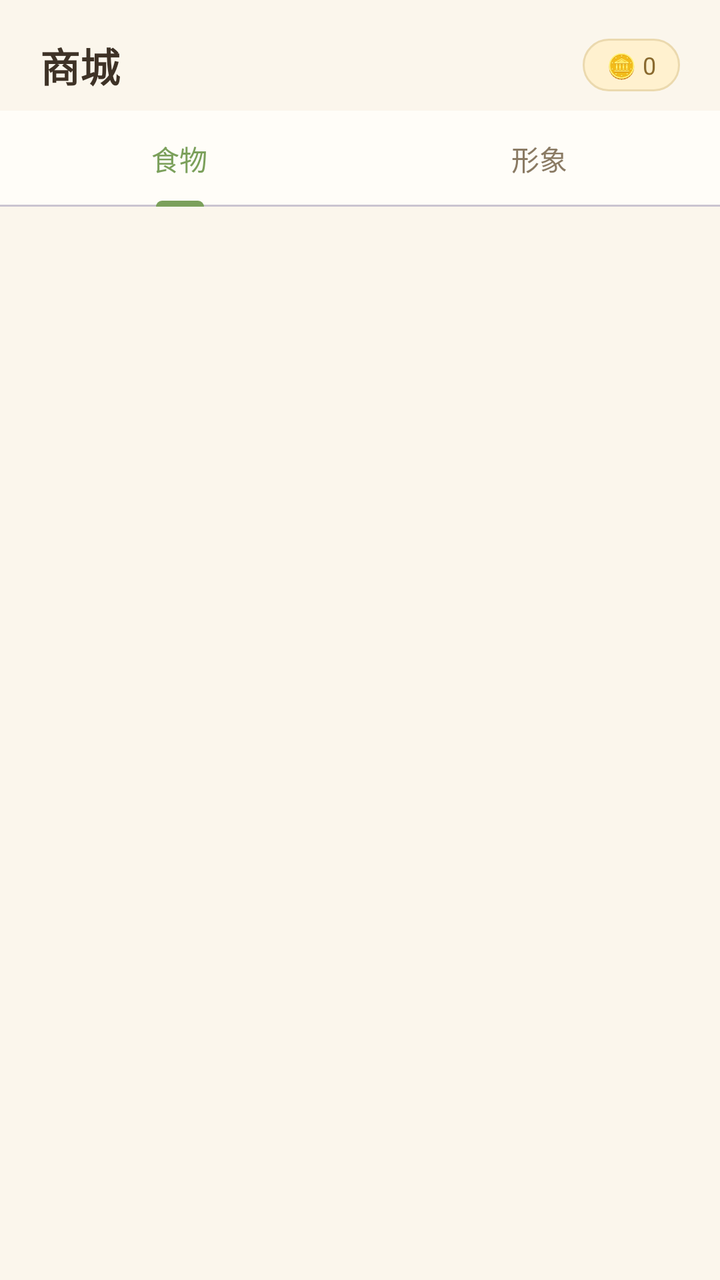
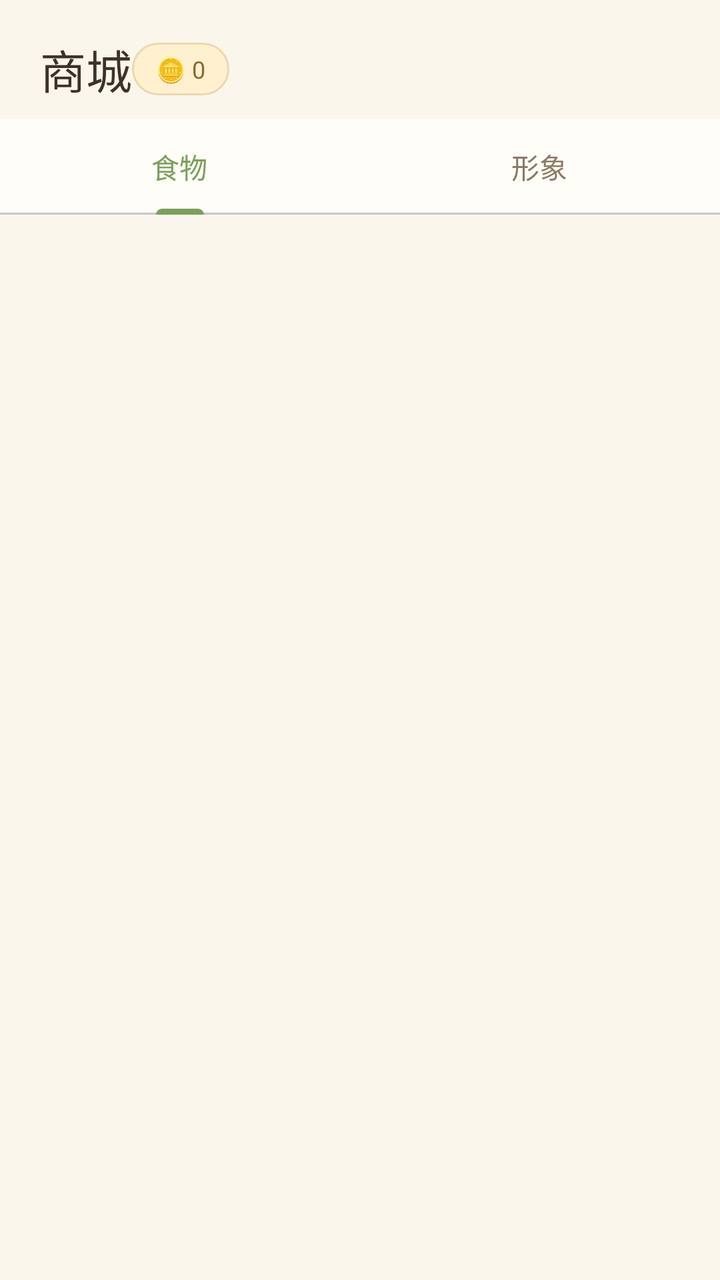

Two renders of the same Android screen: before a commit and after it. Below are the layout's source before the change and the commit's diff.
<!-- AndroidManifest.xml: application theme Theme.Aienglish -->
<!-- res/layout/activity_shop.xml -->
<?xml version="1.0" encoding="utf-8"?>
<LinearLayout xmlns:android="http://schemas.android.com/apk/res/android"
    xmlns:app="http://schemas.android.com/apk/res-auto"
    android:layout_width="match_parent"
    android:layout_height="match_parent"
    android:background="@color/cozy_bg"
    android:orientation="vertical">

    <LinearLayout
        android:layout_width="match_parent"
        android:layout_height="wrap_content"
        android:gravity="center_vertical"
        android:orientation="horizontal"
        android:paddingHorizontal="20dp"
        android:paddingTop="18dp">

        <TextView
            android:layout_width="0dp"
            android:layout_height="wrap_content"
            android:layout_weight="1"
            android:text="商城"
            android:textColor="@color/cozy_text"
            android:textSize="20sp"
            android:textStyle="bold" />

        <TextView
            android:id="@+id/tvCoin"
            android:layout_width="wrap_content"
            android:layout_height="wrap_content"
            android:background="@drawable/bg_coin"
            android:paddingHorizontal="12dp"
            android:paddingVertical="5dp"
            android:text="🪙 0"
            android:textColor="@color/coin_text"
            android:textSize="12sp" />
    </LinearLayout>

    <com.google.android.material.tabs.TabLayout
        android:id="@+id/tabs"
        android:layout_width="match_parent"
        android:layout_height="wrap_content"
        android:layout_marginTop="8dp"
        app:tabIndicatorColor="@color/cozy_green"
        app:tabSelectedTextColor="@color/cozy_green"
        app:tabTextColor="@color/cozy_text_sub">

        <com.google.android.material.tabs.TabItem
            android:layout_width="wrap_content"
            android:layout_height="wrap_content"
            android:text="食物" />

        <com.google.android.material.tabs.TabItem
            android:layout_width="wrap_content"
            android:layout_height="wrap_content"
            android:text="形象" />
    </com.google.android.material.tabs.TabLayout>

    <androidx.recyclerview.widget.RecyclerView
        android:id="@+id/rvFoods"
        android:layout_width="match_parent"
        android:layout_height="0dp"
        android:layout_weight="1"
        android:clipToPadding="false"
        android:padding="16dp" />

    <androidx.recyclerview.widget.RecyclerView
        android:id="@+id/rvCharacters"
        android:layout_width="match_parent"
        android:layout_height="0dp"
        android:layout_weight="1"
        android:clipToPadding="false"
        android:padding="12dp"
        android:visibility="gone" />
</LinearLayout>
<!-- resources referenced by this layout -->
<resources>
  <color name="coin_text">#FF8A6A2F</color>
  <color name="cozy_bg">#FFFBF6EC</color>
  <color name="cozy_green">#FF7BA05B</color>
  <color name="cozy_text">#FF3E3226</color>
  <color name="cozy_text_sub">#FF8A7A63</color>
  <!-- drawable bg_coin (drawable) -->
  <?xml version="1.0" encoding="utf-8"?>
  <shape xmlns:android="http://schemas.android.com/apk/res/android" android:shape="rectangle">
      <solid android:color="@color/coin_bg" />
      <stroke android:width="1dp" android:color="#FFEBD9AE" />
      <corners android:radius="999dp" />
  </shape>
  <style name="Theme.Aienglish" parent="Base.Theme.Aienglish" />
  <color name="coin_bg">#FFFFF1CF</color>
  <color name="white">#FFFFFFFF</color>
  <color name="cozy_green_light">#FFEAF3DF</color>
  <color name="cozy_clay">#FFE8A87C</color>
  <color name="cozy_card">#FFFFFDF8</color>
  <color name="cozy_line">#FFE8DFC9</color>
  <color name="danger">#FFC0563F</color>
  <style name="Widget.Cozy.Button" parent="Widget.Material3.Button">
          <item name="cornerRadius">14dp</item>
          <item name="android:textSize">15sp</item>
          <item name="android:letterSpacing">0</item>
      </style>
  <style name="Widget.Cozy.Card" parent="Widget.Material3.CardView.Elevated">
          <item name="cardCornerRadius">16dp</item>
          <item name="cardElevation">1dp</item>
          <item name="cardBackgroundColor">@color/cozy_card</item>
          <item name="strokeColor">@color/cozy_line</item>
          <item name="strokeWidth">1dp</item>
      </style>
  <style name="Widget.Cozy.TextInput" parent="Widget.Material3.TextInputLayout.OutlinedBox">
          <item name="boxCornerRadiusTopStart">14dp</item>
          <item name="boxCornerRadiusTopEnd">14dp</item>
          <item name="boxCornerRadiusBottomStart">14dp</item>
          <item name="boxCornerRadiusBottomEnd">14dp</item>
          <item name="boxBackgroundColor">@color/cozy_card</item>
          <item name="boxStrokeColor">@color/cozy_line</item>
      </style>
  <!-- unchanged entries left out for length: 1 -->
</resources>

<!-- the commit's change to res/layout/activity_shop.xml (unified diff, before → after) -->
@@ -15,13 +15,10 @@
         android:paddingTop="18dp">
 
         <TextView
-            android:layout_width="0dp"
+            style="@style/Widget.Cozy.Title"
+            android:layout_width="wrap_content"
             android:layout_height="wrap_content"
-            android:layout_weight="1"
-            android:text="商城"
-            android:textColor="@color/cozy_text"
-            android:textSize="20sp"
-            android:textStyle="bold" />
+            android:text="商城" />
 
         <TextView
             android:id="@+id/tvCoin"
<!-- resource entries referenced after the edit -->
@@ -12,6 +12,12 @@
       <stroke android:width="1dp" android:color="#FFEBD9AE" />
       <corners android:radius="999dp" />
   </shape>
+  <style name="Widget.Cozy.Title" parent="Widget.AppCompat.TextView">
+          <item name="android:fontFamily">@font/ma_shan_zheng</item>
+          <item name="android:textColor">@color/cozy_text</item>
+          <item name="android:textSize">23sp</item>
+          <item name="android:includeFontPadding">false</item>
+      </style>
   <style name="Theme.Aienglish" parent="Base.Theme.Aienglish" />
   <color name="coin_bg">#FFFFF1CF</color>
   <color name="white">#FFFFFFFF</color>
